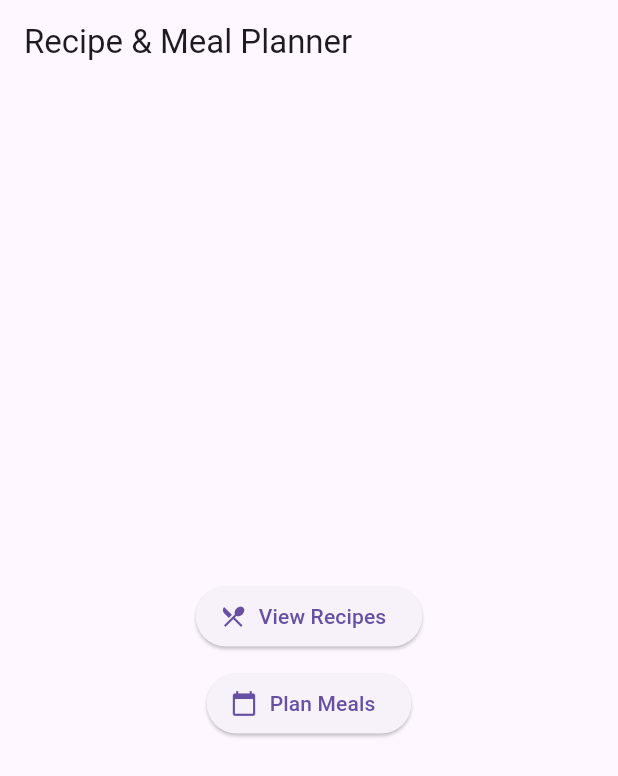
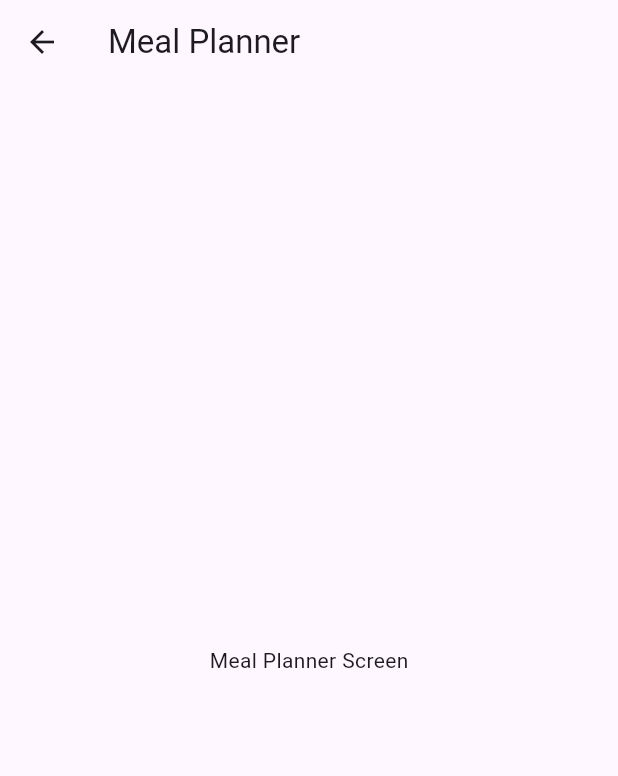
Before and after one commit to sricharan8462/MealandRecipePlanner, a Flutter app: the screen it shows after launch, after a tap on "Plan Meals", on a phone screen of 412 x 824 dp. Shown: the top 776 px of the screen. Run offline on Flutter 3.47's test engine with Material 3 defaults, Android fonts, the light colour scheme and no system bars.

Commit message:
Implemented Navigation from Home Screen

```diff
--- a/lib/main.dart
+++ b/lib/main.dart
@@ -1,5 +1,7 @@
 import 'package:flutter/material.dart';
 import 'screens/home_screen.dart';
+import 'screens/recipe_list_screen.dart';
+import 'screens/meal_planner_screen.dart';
 
 void main() {
   runApp(MyApp());
@@ -11,7 +13,12 @@ class MyApp extends StatelessWidget {
     return MaterialApp(
       debugShowCheckedModeBanner: false,
       title: 'Recipe & Meal Planner',
-      home: HomeScreen(),
+      initialRoute: '/',
+      routes: {
+        '/': (context) => HomeScreen(),
+        '/recipes': (context) => RecipeListScreen(),
+        '/meal-planner': (context) => MealPlannerScreen(),
+      },
     );
   }
 }
--- a/lib/screens/home_screen.dart
+++ b/lib/screens/home_screen.dart
@@ -10,13 +10,13 @@ class HomeScreen extends StatelessWidget {
           mainAxisAlignment: MainAxisAlignment.center,
           children: [
             ElevatedButton.icon(
-              onPressed: () {},
+              onPressed: () => Navigator.pushNamed(context, '/recipes'),
               icon: Icon(Icons.restaurant_menu),
               label: Text('View Recipes'),
             ),
             SizedBox(height: 10),
             ElevatedButton.icon(
-              onPressed: () {},
+              onPressed: () => Navigator.pushNamed(context, '/meal-planner'),
               icon: Icon(Icons.calendar_today),
               label: Text('Plan Meals'),
             ),
--- /dev/null
+++ b/lib/screens/meal_planner_screen.dart
@@ -0,0 +1,11 @@
+import 'package:flutter/material.dart';
+
+class MealPlannerScreen extends StatelessWidget {
+  @override
+  Widget build(BuildContext context) {
+    return Scaffold(
+      appBar: AppBar(title: Text('Meal Planner')),
+      body: Center(child: Text('Meal Planner Screen')),
+    );
+  }
+}
```
Also changed, not shown: lib/screens/recipe_list_screen.dart (added, +11 -0 lines).
